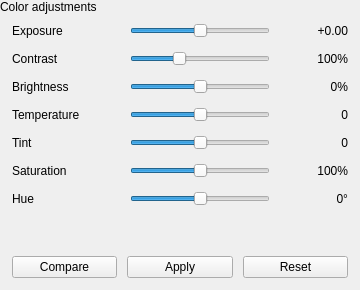
This is qimgv/gui/overlays/coloradjustmentsoverlay.ui in hadoooooouken/qimgv-plus as Qt 5 draws it before an edit. The edited form follows.
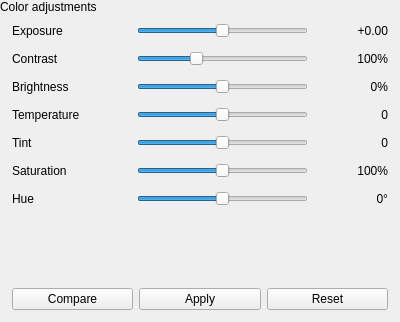
This is the edited form. Custom widgets are drawn as their Qt base class.

Commit message: coloradj temp fix for 125-150% scale

What changed in the file:
```diff
--- a/qimgv/gui/overlays/coloradjustmentsoverlay.ui
+++ b/qimgv/gui/overlays/coloradjustmentsoverlay.ui
@@ -6,26 +6,26 @@
    <rect>
     <x>0</x>
     <y>0</y>
-    <width>360</width>
-    <height>290</height>
+    <width>400</width>
+    <height>322</height>
    </rect>
   </property>
   <property name="sizePolicy">
-   <sizepolicy hsizetype="Fixed" vsizetype="Fixed">
+   <sizepolicy hsizetype="Preferred" vsizetype="Preferred">
     <horstretch>0</horstretch>
     <verstretch>0</verstretch>
    </sizepolicy>
   </property>
   <property name="minimumSize">
    <size>
-    <width>360</width>
-    <height>290</height>
+    <width>400</width>
+    <height>322</height>
    </size>
   </property>
   <property name="maximumSize">
    <size>
-    <width>360</width>
-    <height>290</height>
+    <width>720</width>
+    <height>720</height>
    </size>
   </property>
   <property name="windowTitle">
@@ -49,15 +49,15 @@
    </property>
    <item>
     <widget class="QWidget" name="header" native="true">
-     <property name="accessibleName">
-      <string>OverlayHeaderWidget</string>
-     </property>
      <property name="sizePolicy">
       <sizepolicy hsizetype="Preferred" vsizetype="Fixed">
        <horstretch>0</horstretch>
        <verstretch>0</verstretch>
       </sizepolicy>
      </property>
+     <property name="accessibleName">
+      <string>OverlayHeaderWidget</string>
+     </property>
      <layout class="QHBoxLayout" name="horizontalLayout">
       <property name="spacing">
        <number>0</number>
@@ -120,11 +120,14 @@
      </property>
      <item>
       <layout class="QHBoxLayout" name="exposureLayout">
+       <property name="spacing">
+        <number>6</number>
+       </property>
        <item>
         <widget class="QLabel" name="exposureLabel">
          <property name="minimumSize">
           <size>
-           <width>80</width>
+           <width>95</width>
            <height>0</height>
           </size>
          </property>
@@ -151,9 +154,6 @@
        </item>
        <item>
         <widget class="QSlider" name="exposureSlider">
-         <property name="orientation">
-          <enum>Qt::Horizontal</enum>
-         </property>
          <property name="minimum">
           <number>-300</number>
          </property>
@@ -163,6 +163,9 @@
          <property name="value">
           <number>0</number>
          </property>
+         <property name="orientation">
+          <enum>Qt::Orientation::Horizontal</enum>
+         </property>
         </widget>
        </item>
        <item>
@@ -185,27 +188,30 @@
         <widget class="QLabel" name="exposureValLabel">
          <property name="minimumSize">
           <size>
-           <width>40</width>
+           <width>50</width>
            <height>0</height>
           </size>
          </property>
-         <property name="alignment">
-          <set>Qt::AlignRight|Qt::AlignVCenter</set>
-         </property>
          <property name="text">
           <string>+0.00</string>
          </property>
+         <property name="alignment">
+          <set>Qt::AlignmentFlag::AlignRight|Qt::AlignmentFlag::AlignTrailing|Qt::AlignmentFlag::AlignVCenter</set>
+         </property>
         </widget>
        </item>
       </layout>
      </item>
      <item>
       <layout class="QHBoxLayout" name="contrastLayout">
+       <property name="spacing">
+        <number>6</number>
+       </property>
        <item>
         <widget class="QLabel" name="contrastLabel">
          <property name="minimumSize">
           <size>
-           <width>80</width>
+           <width>95</width>
            <height>0</height>
           </size>
          </property>
@@ -232,9 +238,6 @@
        </item>
        <item>
         <widget class="QSlider" name="contrastSlider">
-         <property name="orientation">
-          <enum>Qt::Horizontal</enum>
-         </property>
          <property name="minimum">
           <number>0</number>
          </property>
@@ -244,6 +247,9 @@
          <property name="value">
           <number>100</number>
          </property>
+         <property name="orientation">
+          <enum>Qt::Orientation::Horizontal</enum>
+         </property>
         </widget>
        </item>
        <item>
@@ -266,27 +272,30 @@
         <widget class="QLabel" name="contrastValLabel">
          <property name="minimumSize">
           <size>
-           <width>40</width>
+           <width>50</width>
            <height>0</height>
           </size>
          </property>
-         <property name="alignment">
-          <set>Qt::AlignRight|Qt::AlignVCenter</set>
-         </property>
          <property name="text">
           <string>100%</string>
          </property>
+         <property name="alignment">
+          <set>Qt::AlignmentFlag::AlignRight|Qt::AlignmentFlag::AlignTrailing|Qt::AlignmentFlag::AlignVCenter</set>
+         </property>
         </widget>
        </item>
       </layout>
      </item>
      <item>
       <layout class="QHBoxLayout" name="brightnessLayout">
+       <property name="spacing">
+        <number>6</number>
+       </property>
        <item>
         <widget class="QLabel" name="brightnessLabel">
          <property name="minimumSize">
           <size>
-           <width>80</width>
+           <width>95</width>
            <height>0</height>
           </size>
          </property>
@@ -313,9 +322,6 @@
        </item>
        <item>
         <widget class="QSlider" name="brightnessSlider">
-         <property name="orientation">
-          <enum>Qt::Horizontal</enum>
-         </property>
          <property name="minimum">
           <number>-100</number>
          </property>
@@ -325,6 +331,9 @@
          <property name="value">
           <number>0</number>
          </property>
+         <property name="orientation">
+          <enum>Qt::Orientation::Horizontal</enum>
+         </property>
         </widget>
        </item>
        <item>
@@ -347,27 +356,30 @@
         <widget class="QLabel" name="brightnessValLabel">
          <property name="minimumSize">
           <size>
-           <width>40</width>
+           <width>50</width>
            <height>0</height>
           </size>
          </property>
-         <property name="alignment">
-          <set>Qt::AlignRight|Qt::AlignVCenter</set>
-         </property>
          <property name="text">
           <string>0%</string>
          </property>
+         <property name="alignment">
+          <set>Qt::AlignmentFlag::AlignRight|Qt::AlignmentFlag::AlignTrailing|Qt::AlignmentFlag::AlignVCenter</set>
+         </property>
         </widget>
        </item>
       </layout>
      </item>
      <item>
       <layout class="QHBoxLayout" name="temperatureLayout">
+       <property name="spacing">
+        <number>6</number>
+       </property>
        <item>
         <widget class="QLabel" name="temperatureLabel">
          <property name="minimumSize">
           <size>
-           <width>80</width>
+           <width>95</width>
            <height>0</height>
           </size>
          </property>
@@ -394,9 +406,6 @@
        </item>
        <item>
         <widget class="QSlider" name="temperatureSlider">
-         <property name="orientation">
-          <enum>Qt::Horizontal</enum>
-         </property>
          <property name="minimum">
           <number>-50</number>
          </property>
@@ -406,6 +415,9 @@
          <property name="value">
           <number>0</number>
          </property>
+         <property name="orientation">
+          <enum>Qt::Orientation::Horizontal</enum>
+         </property>
         </widget>
        </item>
        <item>
@@ -428,27 +440,30 @@
         <widget class="QLabel" name="temperatureValLabel">
          <property name="minimumSize">
           <size>
-           <width>40</width>
+           <width>50</width>
            <height>0</height>
           </size>
          </property>
-         <property name="alignment">
-          <set>Qt::AlignRight|Qt::AlignVCenter</set>
-         </property>
          <property name="text">
           <string>0</string>
          </property>
+         <property name="alignment">
+          <set>Qt::AlignmentFlag::AlignRight|Qt::AlignmentFlag::AlignTrailing|Qt::AlignmentFlag::AlignVCenter</set>
+         </property>
         </widget>
        </item>
       </layout>
      </item>
      <item>
       <layout class="QHBoxLayout" name="tintLayout">
+       <property name="spacing">
+        <number>6</number>
+       </property>
        <item>
         <widget class="QLabel" name="tintLabel">
          <property name="minimumSize">
           <size>
-           <width>80</width>
+           <width>95</width>
            <height>0</height>
           </size>
          </property>
@@ -475,9 +490,6 @@
        </item>
        <item>
         <widget class="QSlider" name="tintSlider">
-         <property name="orientation">
-          <enum>Qt::Horizontal</enum>
-         </property>
          <property name="minimum">
           <number>-50</number>
          </property>
@@ -487,6 +499,9 @@
          <property name="value">
           <number>0</number>
          </property>
+         <property name="orientation">
+          <enum>Qt::Orientation::Horizontal</enum>
+         </property>
         </widget>
        </item>
        <item>
@@ -509,27 +524,30 @@
         <widget class="QLabel" name="tintValLabel">
          <property name="minimumSize">
           <size>
-           <width>40</width>
+           <width>50</width>
            <height>0</height>
           </size>
          </property>
-         <property name="alignment">
-          <set>Qt::AlignRight|Qt::AlignVCenter</set>
-         </property>
          <property name="text">
           <string>0</string>
          </property>
+         <property name="alignment">
+          <set>Qt::AlignmentFlag::AlignRight|Qt::AlignmentFlag::AlignTrailing|Qt::AlignmentFlag::AlignVCenter</set>
+         </property>
         </widget>
        </item>
       </layout>
      </item>
      <item>
       <layout class="QHBoxLayout" name="saturationLayout">
+       <property name="spacing">
+        <number>6</number>
+       </property>
        <item>
         <widget class="QLabel" name="saturationLabel">
          <property name="minimumSize">
           <size>
-           <width>80</width>
+           <width>95</width>
            <height>0</height>
           </size>
          </property>
@@ -556,9 +574,6 @@
        </item>
        <item>
         <widget class="QSlider" name="saturationSlider">
-         <property name="orientation">
-          <enum>Qt::Horizontal</enum>
-         </property>
          <property name="minimum">
           <number>0</number>
          </property>
@@ -568,6 +583,9 @@
          <property name="value">
           <number>100</number>
          </property>
+         <property name="orientation">
+          <enum>Qt::Orientation::Horizontal</enum>
+         </property>
         </widget>
        </item>
        <item>
@@ -590,27 +608,30 @@
         <widget class="QLabel" name="saturationValLabel">
          <property name="minimumSize">
           <size>
-           <width>40</width>
+           <width>50</width>
            <height>0</height>
           </size>
          </property>
-         <property name="alignment">
-          <set>Qt::AlignRight|Qt::AlignVCenter</set>
-         </property>
          <property name="text">
           <string>100%</string>
          </property>
+         <property name="alignment">
+          <set>Qt::AlignmentFlag::AlignRight|Qt::AlignmentFlag::AlignTrailing|Qt::AlignmentFlag::AlignVCenter</set>
+         </property>
         </widget>
        </item>
       </layout>
      </item>
      <item>
       <layout class="QHBoxLayout" name="hueLayout">
+       <property name="spacing">
+        <number>6</number>
+       </property>
        <item>
         <widget class="QLabel" name="hueLabel">
          <property name="minimumSize">
           <size>
-           <width>80</width>
+           <width>95</width>
            <height>0</height>
           </size>
          </property>
@@ -637,8 +658,11 @@
        </item>
        <item>
         <widget class="QSlider" name="hueSlider">
-         <property name="orientation">
-          <enum>Qt::Horizontal</enum>
+         <property name="sizePolicy">
+          <sizepolicy hsizetype="Expanding" vsizetype="Fixed">
+           <horstretch>0</horstretch>
+           <verstretch>0</verstretch>
+          </sizepolicy>
          </property>
          <property name="minimum">
           <number>-180</number>
@@ -649,6 +673,9 @@
          <property name="value">
           <number>0</number>
          </property>
+         <property name="orientation">
+          <enum>Qt::Orientation::Horizontal</enum>
+         </property>
         </widget>
        </item>
        <item>
@@ -671,42 +698,45 @@
         <widget class="QLabel" name="hueValLabel">
          <property name="minimumSize">
           <size>
-           <width>40</width>
+           <width>50</width>
            <height>0</height>
           </size>
          </property>
-         <property name="alignment">
-          <set>Qt::AlignRight|Qt::AlignVCenter</set>
-         </property>
          <property name="text">
           <string>0°</string>
          </property>
+         <property name="alignment">
+          <set>Qt::AlignmentFlag::AlignRight|Qt::AlignmentFlag::AlignTrailing|Qt::AlignmentFlag::AlignVCenter</set>
+         </property>
         </widget>
        </item>
       </layout>
      </item>
-      <item>
-        <spacer name="verticalSpacer">
-         <property name="orientation">
-          <enum>Qt::Vertical</enum>
-         </property>
-         <property name="sizeType">
-          <enum>QSizePolicy::Expanding</enum>
-         </property>
-         <property name="sizeHint" stdset="0">
-          <size>
-           <width>20</width>
-           <height>4</height>
-          </size>
-         </property>
-        </spacer>
-      </item>
+     <item>
+      <spacer name="verticalSpacer">
+       <property name="orientation">
+        <enum>Qt::Orientation::Vertical</enum>
+       </property>
+       <property name="sizeType">
+        <enum>QSizePolicy::Policy::Expanding</enum>
+       </property>
+       <property name="sizeHint" stdset="0">
+        <size>
+         <width>20</width>
+         <height>4</height>
+        </size>
+       </property>
+      </spacer>
+     </item>
      <item>
       <layout class="QHBoxLayout" name="buttonLayout">
+       <property name="spacing">
+        <number>6</number>
+       </property>
        <item>
         <widget class="QPushButton" name="compareButton">
          <property name="focusPolicy">
-          <enum>Qt::NoFocus</enum>
+          <enum>Qt::FocusPolicy::NoFocus</enum>
          </property>
          <property name="accessibleName">
           <string notr="true">Button</string>
@@ -719,7 +749,7 @@
        <item>
         <widget class="QPushButton" name="applyButton">
          <property name="focusPolicy">
-          <enum>Qt::NoFocus</enum>
+          <enum>Qt::FocusPolicy::NoFocus</enum>
          </property>
          <property name="accessibleName">
           <string notr="true">Button</string>
@@ -732,7 +762,7 @@
        <item>
         <widget class="QPushButton" name="resetButton">
          <property name="focusPolicy">
-          <enum>Qt::NoFocus</enum>
+          <enum>Qt::FocusPolicy::NoFocus</enum>
          </property>
          <property name="accessibleName">
           <string notr="true">Button</string>
```
